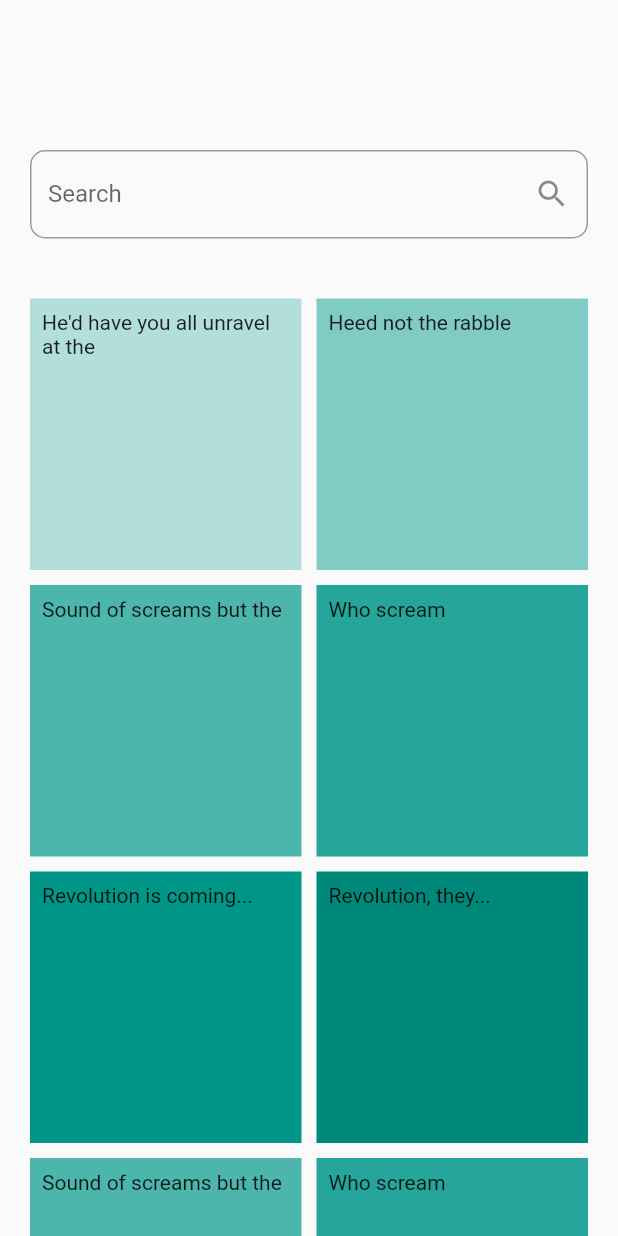
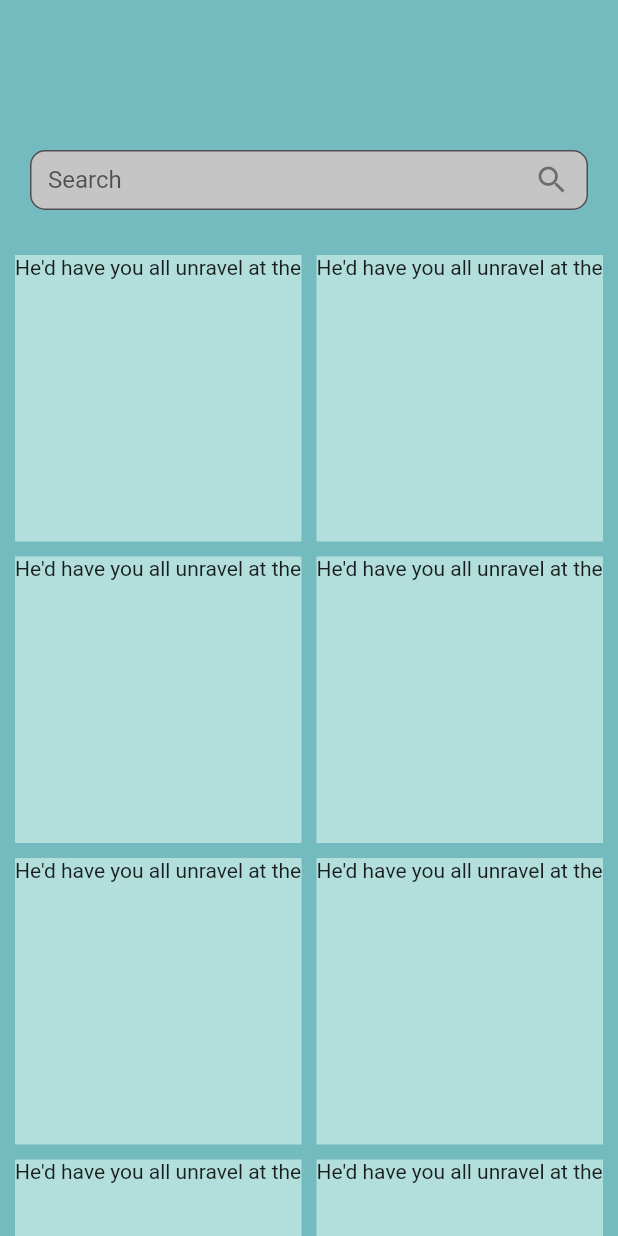
Before and after one commit to fahimabrar1/Unnayan, a Flutter app: the HomePagePanel widget shown alone on an empty page, opened directly, on a phone screen of 412 x 824 dp. Run offline on Flutter 3.47's test engine with Material 2 defaults, Android fonts, the phone set to English and light mode, and no system bars; our stand-ins replace chat_bubbles, file_picker, google_fonts, mvc_pattern, sqflite; accounts and stored records are empty.

Commit message:
11/5/2022
Completed UI Interfaces now hands on MVC pattern and backend mechanisms

```diff
--- a/lib/HomePage/HomePanel/view/homepanel_view.dart
+++ b/lib/HomePage/HomePanel/view/homepanel_view.dart
@@ -1,8 +1,10 @@
 import 'package:flutter/material.dart';
+import 'package:unnayan/HomePage/HomePanel/ComplainFeedbackPanel/view/complain_feedback_panel.dart';
+import 'package:unnayan/HomePage/NotificationPanel/view/notificationPanel.dart';
 import 'package:unnayan/my_color.dart';
 
 import '../../ProfilePanel/view/profilepanel_view.dart';
-import '../ComplaintPanel/view/complainpanel_view.dart';
+import '../ComplainPanel/view/complainpanel_view.dart';
 
 ///
 /// Home Page Statefull Class for Home Screen
@@ -16,21 +18,19 @@ class HomePage extends StatefulWidget {
 }
 
 class _HomePageState extends State<HomePage> {
-  int _selectedIndex = 1;
+  int _selectedIndex = 2;
   static const TextStyle optionStyle =
       TextStyle(fontSize: 30, fontWeight: FontWeight.bold);
   static const List<Widget> _widgetOptions = <Widget>[
     HomePagePanel(),
-    ComplainPage(),
+    // ComplainPage(),
+    ComplainFeedbackSTL(),
     // Text(
     //   'Index 1: Messaging',
     //   style: optionStyle,
     // ),
     // ChatPanel(),
-    Text(
-      'Index 2: SnapChat',
-      style: optionStyle,
-    ),
+    NotificationPage(),
     ProfileSTL(),
     // Text(
     //   'Index 3: Profile',
@@ -46,7 +46,8 @@ class _HomePageState extends State<HomePage> {
 
   @override
   Widget build(BuildContext context) {
-    return Scaffold(
+    return SafeArea(
+      child: Scaffold(
         resizeToAvoidBottomInset: false,
         body: Center(
           child: _widgetOptions.elementAt(_selectedIndex),
@@ -76,6 +77,7 @@ class _HomePageState extends State<HomePage> {
           unselectedItemColor: MyColor.blackFont,
           onTap: _onItemTapped,
         ),
+      ),
     );
   }
 }
@@ -96,14 +98,22 @@ class _HomePagePanelState extends State<HomePagePanel> {
 
   @override
   Widget build(BuildContext context) {
-    return Column(
+    return Container(
+      color: MyColor.tealBackground,
+      child: CustomScrollView(
+        slivers: [
+          SliverToBoxAdapter(
+            child: Column(
               children: [
                 const SizedBox(height: 80),
                 Container(
+                  height: 40,
                   margin: const EdgeInsets.all(20),
                   child: TextField(
                     controller: _searchController,
                     decoration: const InputDecoration(
+                      filled: true,
+                      fillColor: MyColor.ash,
                       labelText: "Search",
                       hintText: "Search",
                       suffixIcon: Icon(Icons.search),
@@ -115,70 +125,37 @@ class _HomePagePanelState extends State<HomePagePanel> {
                     ),
                   ),
                 ),
-        Expanded(child: getGridView()),
               ],
+            ),
+          ),
+          getGridView(),
+          SliverPadding(
+            padding: EdgeInsets.only(bottom: 40),
+          ),
+        ],
+      ),
     );
   }
 
   Widget getGridView() {
-    return GridView.count(
-      primary: false,
-      padding: const EdgeInsets.all(20),
-      crossAxisSpacing: 10,
-      mainAxisSpacing: 10,
+    return SliverPadding(
+      padding: const EdgeInsets.all(10.0),
+      sliver: SliverGrid(
+        gridDelegate: SliverGridDelegateWithFixedCrossAxisCount(
             crossAxisCount: 2,
-      children: <Widget>[
-        Container(
-          padding: const EdgeInsets.all(8),
+            childAspectRatio: 1.0,
+            mainAxisSpacing: 10.0,
+            crossAxisSpacing: 10.0),
+        delegate: SliverChildBuilderDelegate(
+          (context, index) {
+            return Container(
               color: Colors.teal[100],
               child: const Text("He'd have you all unravel at the"),
+            );
+          },
+          childCount: 10,
         ),
-        Container(
-          padding: const EdgeInsets.all(8),
-          color: Colors.teal[200],
-          child: const Text('Heed not the rabble'),
       ),
-        Container(
-          padding: const EdgeInsets.all(8),
-          color: Colors.teal[300],
-          child: const Text('Sound of screams but the'),
-        ),
-        Container(
-          padding: const EdgeInsets.all(8),
-          color: Colors.teal[400],
-          child: const Text('Who scream'),
-        ),
-        Container(
-          padding: const EdgeInsets.all(8),
-          color: Colors.teal[500],
-          child: const Text('Revolution is coming...'),
-        ),
-        Container(
-          padding: const EdgeInsets.all(8),
-          color: Colors.teal[600],
-          child: const Text('Revolution, they...'),
-        ),
-        Container(
-          padding: const EdgeInsets.all(8),
-          color: Colors.teal[300],
-          child: const Text('Sound of screams but the'),
-        ),
-        Container(
-          padding: const EdgeInsets.all(8),
-          color: Colors.teal[400],
-          child: const Text('Who scream'),
-        ),
-        Container(
-          padding: const EdgeInsets.all(8),
-          color: Colors.teal[500],
-          child: const Text('Revolution is coming...'),
-        ),
-        Container(
-          padding: const EdgeInsets.all(8),
-          color: Colors.teal[600],
-          child: const Text('Revolution, they...'),
-        ),
-      ],
     );
   }
 }
--- a/lib/my_color.dart
+++ b/lib/my_color.dart
@@ -2,8 +2,16 @@ import 'package:flutter/material.dart';
 
 class MyColor {
   static const Color blueButton = Color(0xFF18A8FA);
+  static const Color darkBlue = Color(0xFF4D6EC3);
   static const Color greenButton = Color(0xFF39EB36);
   static const Color blackFont = Color.fromARGB(255, 20, 20, 20);
-  static const Color white = Color.fromARGB(255, 255, 255, 255);
+  static const Color ash = Color.fromARGB(255, 197, 197, 197);
+  static const Color white = Color.fromRGBO(255, 255, 255, 1);
+  static const Color whiteLowOpacity = Color.fromARGB(220, 255, 255, 255);
   static const Color bottomNavItemColor = Color(0xFFB25F3B);
+  static const Color red = Color.fromARGB(255, 228, 10, 10);
+  static const Color tealBackground = Color(0xff73BBBF);
+
+  /// Background Colors
+  static const Color darkBackground = Color(0xFF429AB6);
 }
--- a/pubspec.yaml
+++ b/pubspec.yaml
@@ -33,6 +33,8 @@ dependencies:
   # The following adds the Cupertino Icons font to your application.
   # Use with the CupertinoIcons class for iOS style icons.
   cupertino_icons: ^1.0.2
+  mvc_pattern: ^8.10.1+01
+  sqflite: ^2.0.2+1
 
 dev_dependencies:
   flutter_test:
```
Also changed, not shown: lib/HomePage/HomePanel/ComplainFeedbackPanel/view/complain_feedback_panel.dart (added, +157 -0 lines), lib/HomePage/NotificationPanel/view/notificationPanel.dart (added, +173 -0 lines), lib/HomePage/dbdetails.dart (added, +11 -0 lines), lib/LoginPage/controller/loginpage_controller.dart (added, +16 -0 lines), lib/LoginPage/model/loginpage_model.dart (added, +97 -0 lines), lib/LoginPage/view/loginpage_view.dart (+16 -4 lines), lib/main.dart (+5 -5 lines), lib/HomePage/HomePanel/ComplainPanel/view/complainpanel_view.dart (renamed from lib/HomePage/HomePanel/ComplaintPanel/view/complainpanel_view.dart), pubspec.lock. Lines whose indentation alone changed are shown as unchanged.
